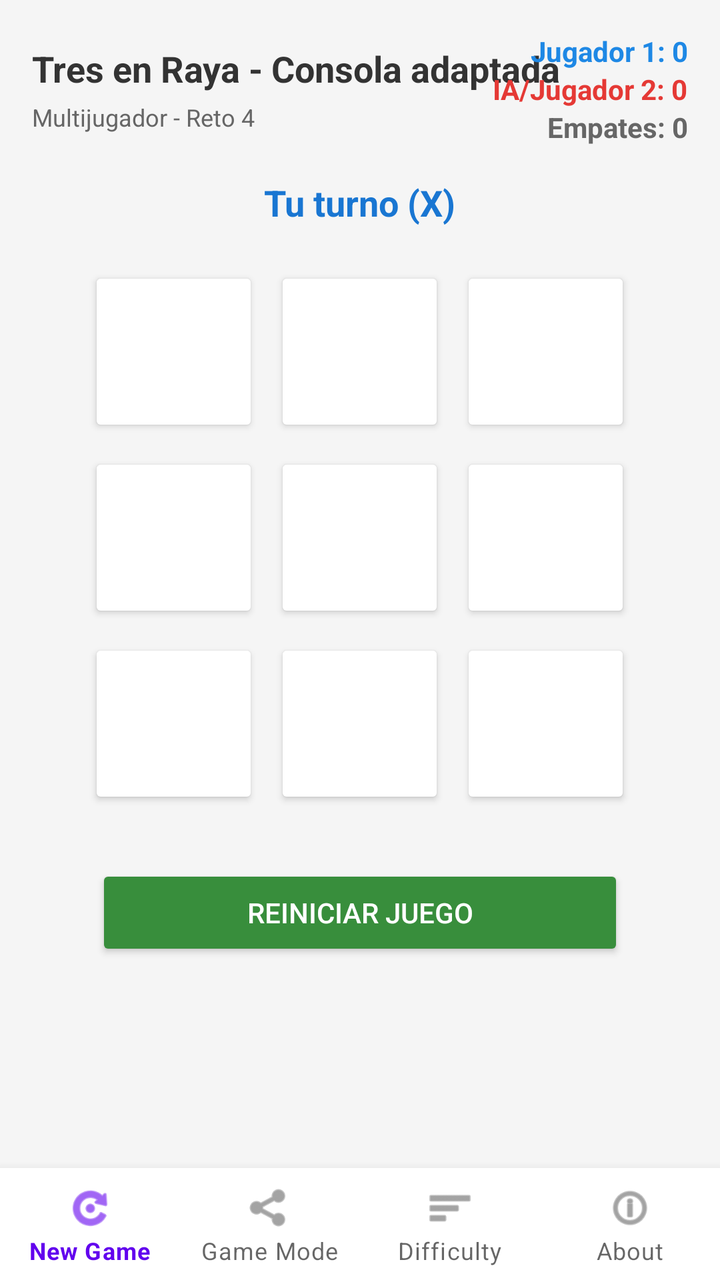
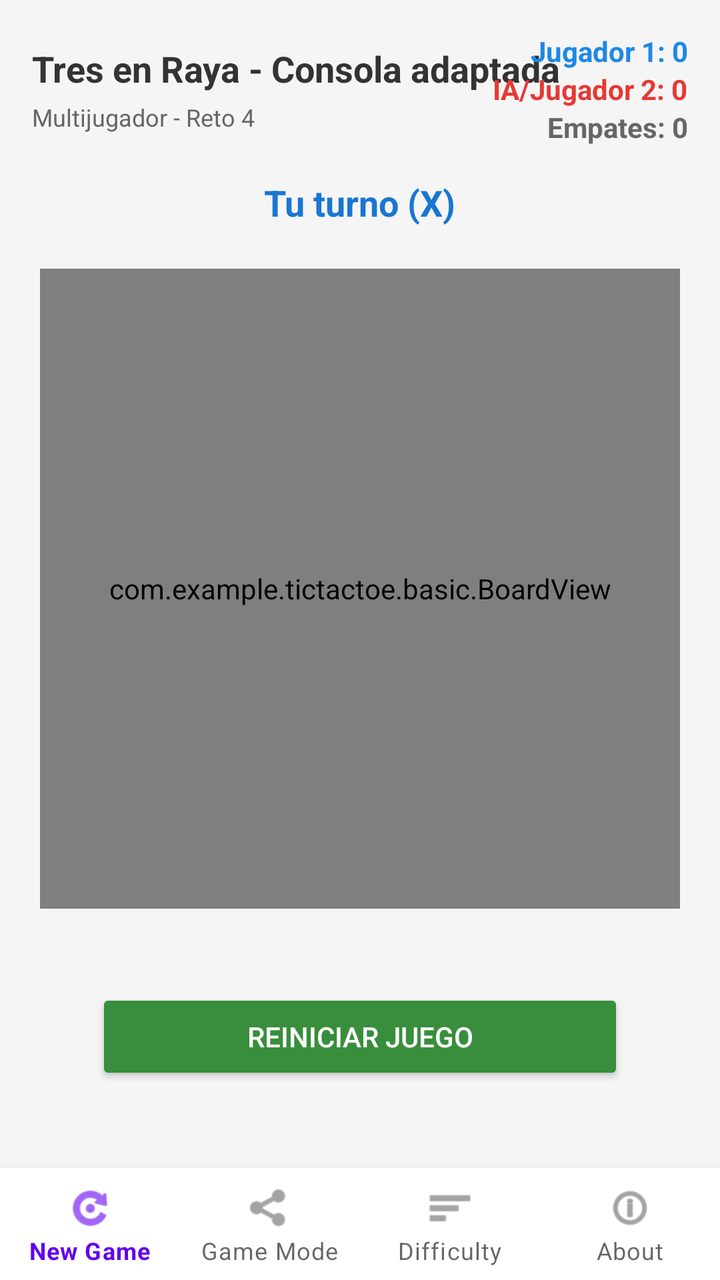

Before-and-after screenshots of an Android layout around one commit, followed by the original layout XML and the change that was made.
<!-- AndroidManifest.xml: application theme Theme.BasicTicTacToe -->
<!-- res/layout/activity_main.xml -->
<?xml version="1.0" encoding="utf-8"?>
<RelativeLayout xmlns:android="http://schemas.android.com/apk/res/android"
    xmlns:app="http://schemas.android.com/apk/res-auto"
    android:layout_width="match_parent"
    android:layout_height="match_parent"
    android:background="#F5F5F5">

    <ScrollView
        android:layout_width="match_parent"
        android:layout_height="match_parent"
        android:layout_above="@+id/bottom_navigation"
        android:fillViewport="true">

        <LinearLayout
            android:layout_width="match_parent"
            android:layout_height="wrap_content"
            android:orientation="vertical"
            android:padding="16dp"
            android:gravity="center_horizontal">

            
            <RelativeLayout
                android:layout_width="match_parent"
                android:layout_height="wrap_content"
                android:layout_marginBottom="16dp">

                <LinearLayout
                    android:layout_width="wrap_content"
                    android:layout_height="wrap_content"
                    android:orientation="vertical"
                    android:layout_alignParentStart="true"
                    android:layout_centerVertical="true">

                    <TextView
                        android:id="@+id/tv_title"
                        android:layout_width="wrap_content"
                        android:layout_height="wrap_content"
                        android:text="@string/title_basic"
                        android:textColor="#333333"
                        android:textSize="18sp"
                        android:textStyle="bold" />

                    <TextView
                        android:id="@+id/tv_version_info"
                        android:layout_width="wrap_content"
                        android:layout_height="wrap_content"
                        android:text="@string/version_info"
                        android:textColor="#666666"
                        android:textSize="12sp"
                        android:layout_marginTop="4dp" />
                </LinearLayout>

                <LinearLayout
                    android:id="@+id/score_panel"
                    android:layout_width="wrap_content"
                    android:layout_height="wrap_content"
                    android:orientation="vertical"
                    android:layout_alignParentEnd="true"
                    android:layout_centerVertical="true"
                    android:gravity="end">

                    <TextView
                        android:id="@+id/tv_score_human"
                        android:layout_width="wrap_content"
                        android:layout_height="wrap_content"
                        android:text="Jugador 1: 0"
                        android:textColor="#1E88E5"
                        android:textSize="14sp"
                        android:textStyle="bold" />

                    <TextView
                        android:id="@+id/tv_score_computer"
                        android:layout_width="wrap_content"
                        android:layout_height="wrap_content"
                        android:text="IA/Jugador 2: 0"
                        android:textColor="#E53935"
                        android:textSize="14sp"
                        android:textStyle="bold" />

                    <TextView
                        android:id="@+id/tv_score_ties"
                        android:layout_width="wrap_content"
                        android:layout_height="wrap_content"
                        android:text="Empates: 0"
                        android:textColor="#666666"
                        android:textSize="14sp"
                        android:textStyle="bold" />
                </LinearLayout>
            </RelativeLayout>

            <TextView
                android:id="@+id/tv_status"
                android:layout_width="wrap_content"
                android:layout_height="wrap_content"
                android:text="@string/turn_human"
                android:textColor="#1976D2"
                android:textSize="18sp"
                android:textStyle="bold"
                android:layout_marginBottom="16dp" />

            <GridLayout
                android:id="@+id/grid_board"
                android:layout_width="wrap_content"
                android:layout_height="wrap_content"
                android:rowCount="3"
                android:columnCount="3"
                android:layout_gravity="center">

                <Button android:id="@+id/btn_0" android:layout_width="85dp" android:layout_height="85dp" android:layout_margin="4dp" android:backgroundTint="#FFFFFF" android:textColor="#333333" android:textSize="32sp" android:textStyle="bold" android:padding="0dp"/>
                <Button android:id="@+id/btn_1" android:layout_width="85dp" android:layout_height="85dp" android:layout_margin="4dp" android:backgroundTint="#FFFFFF" android:textColor="#333333" android:textSize="32sp" android:textStyle="bold" android:padding="0dp"/>
                <Button android:id="@+id/btn_2" android:layout_width="85dp" android:layout_height="85dp" android:layout_margin="4dp" android:backgroundTint="#FFFFFF" android:textColor="#333333" android:textSize="32sp" android:textStyle="bold" android:padding="0dp"/>
                <Button android:id="@+id/btn_3" android:layout_width="85dp" android:layout_height="85dp" android:layout_margin="4dp" android:backgroundTint="#FFFFFF" android:textColor="#333333" android:textSize="32sp" android:textStyle="bold" android:padding="0dp"/>
                <Button android:id="@+id/btn_4" android:layout_width="85dp" android:layout_height="85dp" android:layout_margin="4dp" android:backgroundTint="#FFFFFF" android:textColor="#333333" android:textSize="32sp" android:textStyle="bold" android:padding="0dp"/>
                <Button android:id="@+id/btn_5" android:layout_width="85dp" android:layout_height="85dp" android:layout_margin="4dp" android:backgroundTint="#FFFFFF" android:textColor="#333333" android:textSize="32sp" android:textStyle="bold" android:padding="0dp"/>
                <Button android:id="@+id/btn_6" android:layout_width="85dp" android:layout_height="85dp" android:layout_margin="4dp" android:backgroundTint="#FFFFFF" android:textColor="#333333" android:textSize="32sp" android:textStyle="bold" android:padding="0dp"/>
                <Button android:id="@+id/btn_7" android:layout_width="85dp" android:layout_height="85dp" android:layout_margin="4dp" android:backgroundTint="#FFFFFF" android:textColor="#333333" android:textSize="32sp" android:textStyle="bold" android:padding="0dp"/>
                <Button android:id="@+id/btn_8" android:layout_width="85dp" android:layout_height="85dp" android:layout_margin="4dp" android:backgroundTint="#FFFFFF" android:textColor="#333333" android:textSize="32sp" android:textStyle="bold" android:padding="0dp"/>
            </GridLayout>

            <Button
                android:id="@+id/btn_restart"
                android:layout_width="match_parent"
                android:layout_height="wrap_content"
                android:text="@string/restart_game"
                android:backgroundTint="#388E3C"
                android:textColor="#FFFFFF"
                android:layout_marginTop="24dp"
                android:layout_marginStart="32dp"
                android:layout_marginEnd="32dp" />

        </LinearLayout>
    </ScrollView>

    <com.google.android.material.bottomnavigation.BottomNavigationView
        android:id="@+id/bottom_navigation"
        android:layout_width="match_parent"
        android:layout_height="wrap_content"
        android:layout_alignParentBottom="true"
        android:background="?android:attr/windowBackground"
        app:menu="@menu/options_menu"
        app:labelVisibilityMode="labeled" />

</RelativeLayout>
<!-- resources referenced by this layout -->
<resources>
  <string name="restart_game">Reiniciar juego</string>
  <string name="title_basic">Tres en Raya - Consola adaptada</string>
  <string name="turn_human">Tu turno (X)</string>
  <string name="version_info">Multijugador - Reto 4</string>
  <style name="Theme.BasicTicTacToe" parent="Theme.MaterialComponents.DayNight.DarkActionBar">
          <item name="colorPrimary">@color/purple_500</item>
          <item name="colorPrimaryVariant">@color/purple_700</item>
          <item name="colorOnPrimary">@color/white</item>
          <item name="colorSecondary">@color/teal_200</item>
          <item name="colorSecondaryVariant">@color/teal_700</item>
          <item name="colorOnSecondary">@color/black</item>
      </style>
  <color name="purple_500">#6200EE</color>
  <color name="purple_700">#3700B3</color>
  <color name="white">#FFFFFFFF</color>
  <color name="teal_200">#03DAC5</color>
  <color name="teal_700">#018786</color>
  <color name="black">#FF000000</color>
</resources>

<!-- the commit's change to res/layout/activity_main.xml (unified diff, before → after) -->
@@ -98,24 +98,13 @@
                 android:textStyle="bold"
                 android:layout_marginBottom="16dp" />
 
-            <GridLayout
-                android:id="@+id/grid_board"
-                android:layout_width="wrap_content"
-                android:layout_height="wrap_content"
-                android:rowCount="3"
-                android:columnCount="3"
-                android:layout_gravity="center">
-
-                <Button android:id="@+id/btn_0" android:layout_width="85dp" android:layout_height="85dp" android:layout_margin="4dp" android:backgroundTint="#FFFFFF" android:textColor="#333333" android:textSize="32sp" android:textStyle="bold" android:padding="0dp"/>
-                <Button android:id="@+id/btn_1" android:layout_width="85dp" android:layout_height="85dp" android:layout_margin="4dp" android:backgroundTint="#FFFFFF" android:textColor="#333333" android:textSize="32sp" android:textStyle="bold" android:padding="0dp"/>
-                <Button android:id="@+id/btn_2" android:layout_width="85dp" android:layout_height="85dp" android:layout_margin="4dp" android:backgroundTint="#FFFFFF" android:textColor="#333333" android:textSize="32sp" android:textStyle="bold" android:padding="0dp"/>
-                <Button android:id="@+id/btn_3" android:layout_width="85dp" android:layout_height="85dp" android:layout_margin="4dp" android:backgroundTint="#FFFFFF" android:textColor="#333333" android:textSize="32sp" android:textStyle="bold" android:padding="0dp"/>
-                <Button android:id="@+id/btn_4" android:layout_width="85dp" android:layout_height="85dp" android:layout_margin="4dp" android:backgroundTint="#FFFFFF" android:textColor="#333333" android:textSize="32sp" android:textStyle="bold" android:padding="0dp"/>
-                <Button android:id="@+id/btn_5" android:layout_width="85dp" android:layout_height="85dp" android:layout_margin="4dp" android:backgroundTint="#FFFFFF" android:textColor="#333333" android:textSize="32sp" android:textStyle="bold" android:padding="0dp"/>
-                <Button android:id="@+id/btn_6" android:layout_width="85dp" android:layout_height="85dp" android:layout_margin="4dp" android:backgroundTint="#FFFFFF" android:textColor="#333333" android:textSize="32sp" android:textStyle="bold" android:padding="0dp"/>
-                <Button android:id="@+id/btn_7" android:layout_width="85dp" android:layout_height="85dp" android:layout_margin="4dp" android:backgroundTint="#FFFFFF" android:textColor="#333333" android:textSize="32sp" android:textStyle="bold" android:padding="0dp"/>
-                <Button android:id="@+id/btn_8" android:layout_width="85dp" android:layout_height="85dp" android:layout_margin="4dp" android:backgroundTint="#FFFFFF" android:textColor="#333333" android:textSize="32sp" android:textStyle="bold" android:padding="0dp"/>
-            </GridLayout>
+            <com.example.tictactoe.basic.BoardView
+                android:id="@+id/board"
+                android:layout_width="320dp"
+                android:layout_height="320dp"
+                android:layout_gravity="center"
+                android:layout_marginTop="5dp"
+                android:layout_marginBottom="16dp"/>
 
             <Button
                 android:id="@+id/btn_restart"
